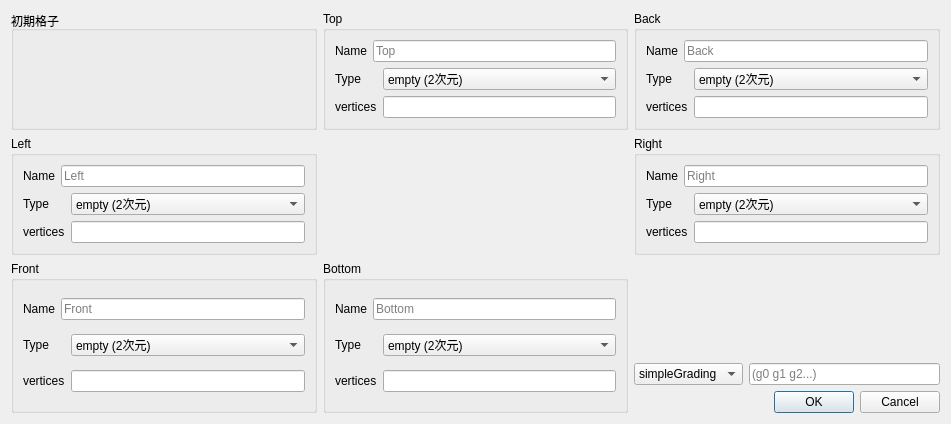
Before: the Qt Designer form CBoxDefineDialog.ui in hal1437/BlockMaker, drawn with Qt 5.
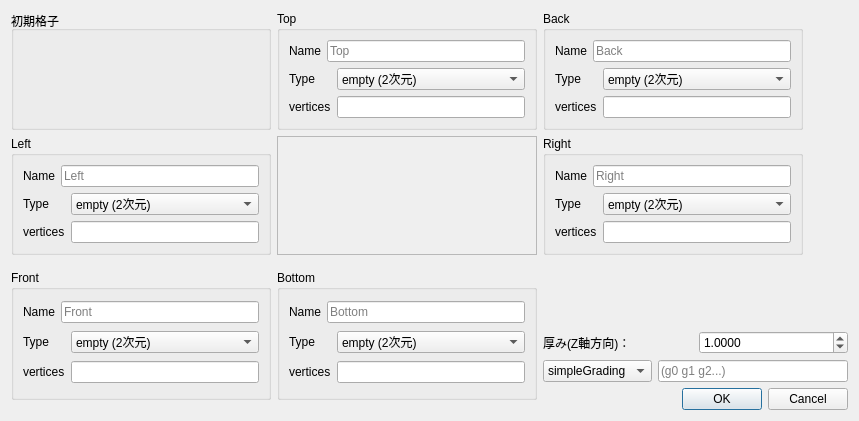
After: the same form once the commit is applied. Icons and pictures are not drawn.

```diff
--- a/CBoxDefineDialog.ui
+++ b/CBoxDefineDialog.ui
@@ -6,17 +6,295 @@
    <rect>
     <x>0</x>
     <y>0</y>
-    <width>951</width>
-    <height>424</height>
+    <width>859</width>
+    <height>421</height>
    </rect>
   </property>
   <property name="windowTitle">
    <string>Dialog</string>
   </property>
-  <layout class="QHBoxLayout" name="horizontalLayout_2">
+  <layout class="QVBoxLayout" name="verticalLayout">
    <item>
     <layout class="QGridLayout" name="gridLayout">
-     <item row="3" column="2">
+     <item row="2" column="1" rowspan="4">
+      <widget class="QGroupBox" name="BottomGroup">
+       <property name="maximumSize">
+        <size>
+         <width>260</width>
+         <height>130</height>
+        </size>
+       </property>
+       <property name="title">
+        <string>Bottom</string>
+       </property>
+       <layout class="QGridLayout" name="gridLayout_6">
+        <item row="0" column="0">
+         <widget class="QLabel" name="BottomNameLabel">
+          <property name="text">
+           <string>Name</string>
+          </property>
+         </widget>
+        </item>
+        <item row="0" column="1" colspan="2">
+         <widget class="QLineEdit" name="BottomNameEdit">
+          <property name="placeholderText">
+           <string>Bottom</string>
+          </property>
+         </widget>
+        </item>
+        <item row="1" column="0" colspan="2">
+         <widget class="QLabel" name="BottomTypeLabel">
+          <property name="text">
+           <string>Type</string>
+          </property>
+         </widget>
+        </item>
+        <item row="1" column="2">
+         <widget class="QComboBox" name="BottomTypecombo">
+          <item>
+           <property name="text">
+            <string>empty (2次元)</string>
+           </property>
+          </item>
+          <item>
+           <property name="text">
+            <string>patch (パッチ)</string>
+           </property>
+          </item>
+          <item>
+           <property name="text">
+            <string>wall (壁)</string>
+           </property>
+          </item>
+          <item>
+           <property name="text">
+            <string>symmetryPlane (対称面)</string>
+           </property>
+          </item>
+          <item>
+           <property name="text">
+            <string>cyclic (周期境界)</string>
+           </property>
+          </item>
+          <item>
+           <property name="text">
+            <string>cyclicAMI (不整合周期境界)</string>
+           </property>
+          </item>
+          <item>
+           <property name="text">
+            <string>wedge (2次元軸対称)</string>
+           </property>
+          </item>
+         </widget>
+        </item>
+        <item row="2" column="0" colspan="2">
+         <widget class="QLabel" name="BottomVerticesLabel">
+          <property name="text">
+           <string>vertices</string>
+          </property>
+         </widget>
+        </item>
+        <item row="2" column="2">
+         <widget class="QLineEdit" name="BottomVerticesEdit"/>
+        </item>
+       </layout>
+      </widget>
+     </item>
+     <item row="5" column="2">
+      <widget class="QDialogButtonBox" name="buttonBox">
+       <property name="orientation">
+        <enum>Qt::Horizontal</enum>
+       </property>
+       <property name="standardButtons">
+        <set>QDialogButtonBox::Cancel|QDialogButtonBox::Ok</set>
+       </property>
+      </widget>
+     </item>
+     <item row="2" column="0" rowspan="4">
+      <widget class="QGroupBox" name="FrontGroup">
+       <property name="maximumSize">
+        <size>
+         <width>260</width>
+         <height>130</height>
+        </size>
+       </property>
+       <property name="title">
+        <string>Front</string>
+       </property>
+       <layout class="QGridLayout" name="gridLayout_7">
+        <item row="0" column="0">
+         <widget class="QLabel" name="FrontNameLabel">
+          <property name="text">
+           <string>Name</string>
+          </property>
+         </widget>
+        </item>
+        <item row="0" column="1" colspan="2">
+         <widget class="QLineEdit" name="FrontNameEdit">
+          <property name="placeholderText">
+           <string>Front</string>
+          </property>
+         </widget>
+        </item>
+        <item row="1" column="0" colspan="2">
+         <widget class="QLabel" name="FrontTypeLabel">
+          <property name="text">
+           <string>Type</string>
+          </property>
+         </widget>
+        </item>
+        <item row="1" column="2">
+         <widget class="QComboBox" name="FrontTypecombo">
+          <item>
+           <property name="text">
+            <string>empty (2次元)</string>
+           </property>
+          </item>
+          <item>
+           <property name="text">
+            <string>patch (パッチ)</string>
+           </property>
+          </item>
+          <item>
+           <property name="text">
+            <string>wall (壁)</string>
+           </property>
+          </item>
+          <item>
+           <property name="text">
+            <string>symmetryPlane (対称面)</string>
+           </property>
+          </item>
+          <item>
+           <property name="text">
+            <string>cyclic (周期境界)</string>
+           </property>
+          </item>
+          <item>
+           <property name="text">
+            <string>cyclicAMI (不整合周期境界)</string>
+           </property>
+          </item>
+          <item>
+           <property name="text">
+            <string>wedge (2次元軸対称)</string>
+           </property>
+          </item>
+         </widget>
+        </item>
+        <item row="2" column="0" colspan="2">
+         <widget class="QLabel" name="FrontVerticesLabel">
+          <property name="text">
+           <string>vertices</string>
+          </property>
+         </widget>
+        </item>
+        <item row="2" column="2">
+         <widget class="QLineEdit" name="FrontVerticesEdit"/>
+        </item>
+       </layout>
+      </widget>
+     </item>
+     <item row="1" column="0">
+      <widget class="QGroupBox" name="LeftGroup">
+       <property name="maximumSize">
+        <size>
+         <width>260</width>
+         <height>130</height>
+        </size>
+       </property>
+       <property name="title">
+        <string>Left</string>
+       </property>
+       <layout class="QGridLayout" name="gridLayout_5">
+        <item row="0" column="0">
+         <widget class="QLabel" name="LeftNameLabel">
+          <property name="text">
+           <string>Name</string>
+          </property>
+         </widget>
+        </item>
+        <item row="0" column="1" colspan="2">
+         <widget class="QLineEdit" name="LeftNameEdit">
+          <property name="placeholderText">
+           <string>Left</string>
+          </property>
+         </widget>
+        </item>
+        <item row="1" column="0" colspan="2">
+         <widget class="QLabel" name="LeftTypeLabel">
+          <property name="text">
+           <string>Type</string>
+          </property>
+         </widget>
+        </item>
+        <item row="1" column="2">
+         <widget class="QComboBox" name="LeftTypecombo">
+          <item>
+           <property name="text">
+            <string>empty (2次元)</string>
+           </property>
+          </item>
+          <item>
+           <property name="text">
+            <string>patch (パッチ)</string>
+           </property>
+          </item>
+          <item>
+           <property name="text">
+            <string>wall (壁)</string>
+           </property>
+          </item>
+          <item>
+           <property name="text">
+            <string>symmetryPlane (対称面)</string>
+           </property>
+          </item>
+          <item>
+           <property name="text">
+            <string>cyclic (周期境界)</string>
+           </property>
+          </item>
+          <item>
+           <property name="text">
+            <string>cyclicAMI (不整合周期境界)</string>
+           </property>
+          </item>
+          <item>
+           <property name="text">
+            <string>wedge (2次元軸対称)</string>
+           </property>
+          </item>
+         </widget>
+        </item>
+        <item row="2" column="0" colspan="2">
+         <widget class="QLabel" name="LeftVerticesLabel">
+          <property name="text">
+           <string>vertices</string>
+          </property>
+         </widget>
+        </item>
+        <item row="2" column="2">
+         <widget class="QLineEdit" name="LeftVerticesEdit"/>
+        </item>
+       </layout>
+      </widget>
+     </item>
+     <item row="0" column="0">
+      <widget class="QGroupBox" name="groupBox">
+       <property name="maximumSize">
+        <size>
+         <width>260</width>
+         <height>130</height>
+        </size>
+       </property>
+       <property name="title">
+        <string>初期格子</string>
+       </property>
+      </widget>
+     </item>
+     <item row="4" column="2">
       <layout class="QHBoxLayout" name="horizontalLayout">
        <item>
         <widget class="QComboBox" name="GradingCombo">
@@ -41,21 +319,14 @@
        </item>
       </layout>
      </item>
-     <item row="2" column="2">
-      <spacer name="verticalSpacer">
-       <property name="orientation">
-        <enum>Qt::Vertical</enum>
-       </property>
-       <property name="sizeHint" stdset="0">
-        <size>
-         <width>20</width>
-         <height>40</height>
-        </size>
-       </property>
-      </spacer>
-     </item>
      <item row="1" column="2">
       <widget class="QGroupBox" name="RightGroup">
+       <property name="maximumSize">
+        <size>
+         <width>260</width>
+         <height>130</height>
+        </size>
+       </property>
        <property name="title">
         <string>Right</string>
        </property>
@@ -135,6 +406,12 @@
      </item>
      <item row="0" column="2">
       <widget class="QGroupBox" name="BackGroup">
+       <property name="maximumSize">
+        <size>
+         <width>260</width>
+         <height>130</height>
+        </size>
+       </property>
        <property name="title">
         <string>Back</string>
        </property>
@@ -212,24 +489,14 @@
        </layout>
       </widget>
      </item>
-     <item row="1" column="1">
-      <widget class="QLabel" name="label">
-       <property name="text">
-        <string/>
-       </property>
-       <property name="pixmap">
-        <pixmap resource="images.qrc">:/ToolImages/Blocks.png</pixmap>
-       </property>
-       <property name="scaledContents">
-        <bool>false</bool>
-       </property>
-       <property name="alignment">
-        <set>Qt::AlignCenter</set>
-       </property>
-      </widget>
-     </item>
      <item row="0" column="1">
       <widget class="QGroupBox" name="TopGroup">
+       <property name="maximumSize">
+        <size>
+         <width>260</width>
+         <height>130</height>
+        </size>
+       </property>
        <property name="title">
         <string>Top</string>
        </property>
@@ -307,260 +574,63 @@
        </layout>
       </widget>
      </item>
-     <item row="2" column="1" rowspan="3">
-      <widget class="QGroupBox" name="BottomGroup">
-       <property name="title">
-        <string>Bottom</string>
-       </property>
-       <layout class="QGridLayout" name="gridLayout_6">
-        <item row="0" column="0">
-         <widget class="QLabel" name="BottomNameLabel">
-          <property name="text">
-           <string>Name</string>
-          </property>
-         </widget>
-        </item>
-        <item row="0" column="1" colspan="2">
-         <widget class="QLineEdit" name="BottomNameEdit">
-          <property name="placeholderText">
-           <string>Bottom</string>
-          </property>
-         </widget>
-        </item>
-        <item row="1" column="0" colspan="2">
-         <widget class="QLabel" name="BottomTypeLabel">
-          <property name="text">
-           <string>Type</string>
-          </property>
-         </widget>
-        </item>
-        <item row="1" column="2">
-         <widget class="QComboBox" name="BottomTypecombo">
-          <item>
-           <property name="text">
-            <string>empty (2次元)</string>
-           </property>
-          </item>
-          <item>
-           <property name="text">
-            <string>patch (パッチ)</string>
-           </property>
-          </item>
-          <item>
-           <property name="text">
-            <string>wall (壁)</string>
-           </property>
-          </item>
-          <item>
-           <property name="text">
-            <string>symmetryPlane (対称面)</string>
-           </property>
-          </item>
-          <item>
-           <property name="text">
-            <string>cyclic (周期境界)</string>
-           </property>
-          </item>
-          <item>
-           <property name="text">
-            <string>cyclicAMI (不整合周期境界)</string>
-           </property>
-          </item>
-          <item>
-           <property name="text">
-            <string>wedge (2次元軸対称)</string>
-           </property>
-          </item>
-         </widget>
-        </item>
-        <item row="2" column="0" colspan="2">
-         <widget class="QLabel" name="BottomVerticesLabel">
-          <property name="text">
-           <string>vertices</string>
-          </property>
-         </widget>
-        </item>
-        <item row="2" column="2">
-         <widget class="QLineEdit" name="BottomVerticesEdit"/>
-        </item>
-       </layout>
-      </widget>
+     <item row="3" column="2">
+      <layout class="QHBoxLayout" name="horizontalLayout_2">
+       <item>
+        <widget class="QLabel" name="label_2">
+         <property name="text">
+          <string>厚み(Z軸方向)：</string>
+         </property>
+        </widget>
+       </item>
+       <item>
+        <widget class="QDoubleSpinBox" name="doubleSpinBox">
+         <property name="decimals">
+          <number>4</number>
+         </property>
+         <property name="minimum">
+          <double>0.000100000000000</double>
+         </property>
+         <property name="maximum">
+          <double>10000000000000000.000000000000000</double>
+         </property>
+         <property name="singleStep">
+          <double>0.100000000000000</double>
+         </property>
+         <property name="value">
+          <double>1.000000000000000</double>
+         </property>
+        </widget>
+       </item>
+      </layout>
      </item>
-     <item row="4" column="2">
-      <widget class="QDialogButtonBox" name="buttonBox">
-       <property name="orientation">
-        <enum>Qt::Horizontal</enum>
+     <item row="1" column="1">
+      <widget class="QFrame" name="frame">
+       <property name="frameShape">
+        <enum>QFrame::StyledPanel</enum>
        </property>
-       <property name="standardButtons">
-        <set>QDialogButtonBox::Cancel|QDialogButtonBox::Ok</set>
+       <property name="frameShadow">
+        <enum>QFrame::Raised</enum>
        </property>
-      </widget>
-     </item>
-     <item row="2" column="0" rowspan="3">
-      <widget class="QGroupBox" name="FrontGroup">
-       <property name="title">
-        <string>Front</string>
-       </property>
-       <layout class="QGridLayout" name="gridLayout_7">
-        <item row="0" column="0">
-         <widget class="QLabel" name="FrontNameLabel">
-          <property name="text">
-           <string>Name</string>
-          </property>
-         </widget>
+       <layout class="QVBoxLayout" name="verticalLayout_2">
+        <property name="leftMargin">
+         <number>0</number>
+        </property>
+        <property name="topMargin">
+         <number>0</number>
+        </property>
+        <property name="rightMargin">
+         <number>0</number>
+        </property>
+        <property name="bottomMargin">
+         <number>0</number>
+        </property>
+        <item>
+         <widget class="QWidget" name="Viewer" native="true"/>
         </item>
-        <item row="0" column="1" colspan="2">
-         <widget class="QLineEdit" name="FrontNameEdit">
-          <property name="placeholderText">
-           <string>Front</string>
-          </property>
-         </widget>
-        </item>
-        <item row="1" column="0" colspan="2">
-         <widget class="QLabel" name="FrontTypeLabel">
-          <property name="text">
-           <string>Type</string>
-          </property>
-         </widget>
-        </item>
-        <item row="1" column="2">
-         <widget class="QComboBox" name="FrontTypecombo">
-          <item>
-           <property name="text">
-            <string>empty (2次元)</string>
-           </property>
-          </item>
-          <item>
-           <property name="text">
-            <string>patch (パッチ)</string>
-           </property>
-          </item>
-          <item>
-           <property name="text">
-            <string>wall (壁)</string>
-           </property>
-          </item>
-          <item>
-           <property name="text">
-            <string>symmetryPlane (対称面)</string>
-           </property>
-          </item>
-          <item>
-           <property name="text">
-            <string>cyclic (周期境界)</string>
-           </property>
-          </item>
-          <item>
-           <property name="text">
-            <string>cyclicAMI (不整合周期境界)</string>
-           </property>
-          </item>
-          <item>
-           <property name="text">
-            <string>wedge (2次元軸対称)</string>
-           </property>
-          </item>
-         </widget>
-        </item>
-        <item row="2" column="0" colspan="2">
-         <widget class="QLabel" name="FrontVerticesLabel">
-          <property name="text">
-           <string>vertices</string>
-          </property>
-         </widget>
-        </item>
-        <item row="2" column="2">
-         <widget class="QLineEdit" name="FrontVerticesEdit"/>
-        </item>
        </layout>
       </widget>
      </item>
-     <item row="1" column="0">
-      <widget class="QGroupBox" name="LeftGroup">
-       <property name="title">
-        <string>Left</string>
-       </property>
-       <layout class="QGridLayout" name="gridLayout_5">
-        <item row="0" column="0">
-         <widget class="QLabel" name="LeftNameLabel">
-          <property name="text">
-           <string>Name</string>
-          </property>
-         </widget>
-        </item>
-        <item row="0" column="1" colspan="2">
-         <widget class="QLineEdit" name="LeftNameEdit">
-          <property name="placeholderText">
-           <string>Left</string>
-          </property>
-         </widget>
-        </item>
-        <item row="1" column="0" colspan="2">
-         <widget class="QLabel" name="LeftTypeLabel">
-          <property name="text">
-           <string>Type</string>
-          </property>
-         </widget>
-        </item>
-        <item row="1" column="2">
-         <widget class="QComboBox" name="LeftTypecombo">
-          <item>
-           <property name="text">
-            <string>empty (2次元)</string>
-           </property>
-          </item>
-          <item>
-           <property name="text">
-            <string>patch (パッチ)</string>
-           </property>
-          </item>
-          <item>
-           <property name="text">
-            <string>wall (壁)</string>
-           </property>
-          </item>
-          <item>
-           <property name="text">
-            <string>symmetryPlane (対称面)</string>
-           </property>
-          </item>
-          <item>
-           <property name="text">
-            <string>cyclic (周期境界)</string>
-           </property>
-          </item>
-          <item>
-           <property name="text">
-            <string>cyclicAMI (不整合周期境界)</string>
-           </property>
-          </item>
-          <item>
-           <property name="text">
-            <string>wedge (2次元軸対称)</string>
-           </property>
-          </item>
-         </widget>
-        </item>
-        <item row="2" column="0" colspan="2">
-         <widget class="QLabel" name="LeftVerticesLabel">
-          <property name="text">
-           <string>vertices</string>
-          </property>
-         </widget>
-        </item>
-        <item row="2" column="2">
-         <widget class="QLineEdit" name="LeftVerticesEdit"/>
-        </item>
-       </layout>
-      </widget>
-     </item>
-     <item row="0" column="0">
-      <widget class="QGroupBox" name="groupBox">
-       <property name="title">
-        <string>初期格子</string>
-       </property>
-      </widget>
-     </item>
     </layout>
    </item>
   </layout>
```
Left out of the diff: 4 changed lines with no effect on the pictures.
